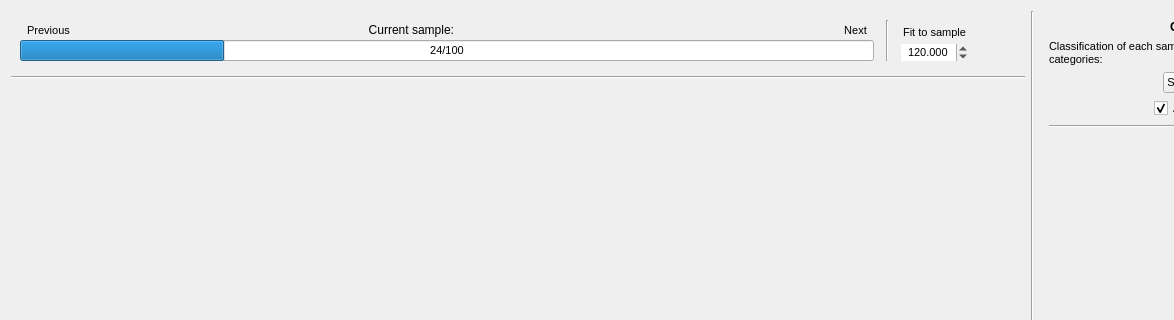
Qt form ui/classification_dialog.ui (SMByC/AcATaMa) before a commit; both pictures show x 0 to 1174 and y 0 to 320 of the 1389 by 803 pixel window.
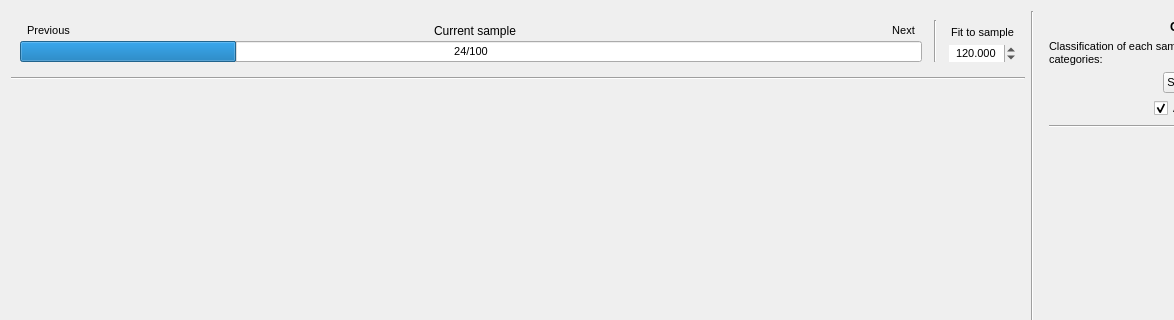
The same form after that commit. Icons and pictures are not drawn.

Commit message: Adjustment the go to sample in the current sample label with new icon and delete the separated icon to go the current sample

The edit to the form file:
```diff
--- a/ui/classification_dialog.ui
+++ b/ui/classification_dialog.ui
@@ -86,20 +86,65 @@
              </widget>
             </item>
             <item>
-             <widget class="QLabel" name="label_3">
-              <property name="text">
-               <string>Current sample:</string>
-              </property>
-              <property name="alignment">
-               <set>Qt::AlignRight|Qt::AlignTrailing|Qt::AlignVCenter</set>
-              </property>
-             </widget>
-            </item>
-            <item>
-             <widget class="QLabel" name="statusCurrentSample">
-              <property name="text">
-               <string/>
-              </property>
+             <widget class="QWidget" name="widget_11" native="true">
+              <layout class="QHBoxLayout" name="horizontalLayout_6">
+               <property name="margin">
+                <number>0</number>
+               </property>
+               <item>
+                <spacer name="horizontalSpacer_8">
+                 <property name="orientation">
+                  <enum>Qt::Horizontal</enum>
+                 </property>
+                 <property name="sizeHint" stdset="0">
+                  <size>
+                   <width>40</width>
+                   <height>20</height>
+                  </size>
+                 </property>
+                </spacer>
+               </item>
+               <item>
+                <widget class="QToolButton" name="currentSample">
+                 <property name="toolTip">
+                  <string>Go to current sample</string>
+                 </property>
+                 <property name="text">
+                  <string>Current sample</string>
+                 </property>
+                 <property name="icon">
+                  <iconset>
+                   <normaloff>:/plugins/AcATaMa/icons/go_to_sample.svg</normaloff>:/plugins/AcATaMa/icons/go_to_sample.svg</iconset>
+                 </property>
+                 <property name="toolButtonStyle">
+                  <enum>Qt::ToolButtonTextBesideIcon</enum>
+                 </property>
+                 <property name="autoRaise">
+                  <bool>true</bool>
+                 </property>
+                </widget>
+               </item>
+               <item>
+                <widget class="QLabel" name="statusCurrentSample">
+                 <property name="text">
+                  <string/>
+                 </property>
+                </widget>
+               </item>
+               <item>
+                <spacer name="horizontalSpacer_9">
+                 <property name="orientation">
+                  <enum>Qt::Horizontal</enum>
+                 </property>
+                 <property name="sizeHint" stdset="0">
+                  <size>
+                   <width>40</width>
+                   <height>20</height>
+                  </size>
+                 </property>
+                </spacer>
+               </item>
+              </layout>
              </widget>
             </item>
             <item>
@@ -246,41 +291,6 @@
         </layout>
        </widget>
       </item>
-      <item>
-       <widget class="QToolButton" name="gotoCurrentSample">
-        <property name="sizePolicy">
-         <sizepolicy hsizetype="Fixed" vsizetype="Expanding">
-          <horstretch>0</horstretch>
-          <verstretch>0</verstretch>
-         </sizepolicy>
-        </property>
-        <property name="minimumSize">
-         <size>
-          <width>34</width>
-          <height>34</height>
-         </size>
-        </property>
-        <property name="toolTip">
-         <string>Go to current sample</string>
-        </property>
-        <property name="text">
-         <string/>
-        </property>
-        <property name="icon">
-         <iconset>
-          <normaloff>:/plugins/AcATaMa/icons/zoom_to_sample.svg</normaloff>:/plugins/AcATaMa/icons/zoom_to_sample.svg</iconset>
-        </property>
-        <property name="iconSize">
-         <size>
-          <width>34</width>
-          <height>34</height>
-         </size>
-        </property>
-        <property name="autoRaise">
-         <bool>true</bool>
-        </property>
-       </widget>
-      </item>
      </layout>
     </widget>
    </item>
```
Left out of the diff: 2 changed lines with no effect on the pictures. The commit also changes 4 other files.
